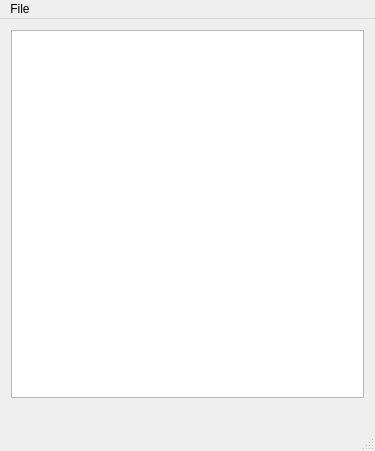
First picture: the form in mainwindow.ui, repository ohyeah521/android-remote-manager, before the edit.
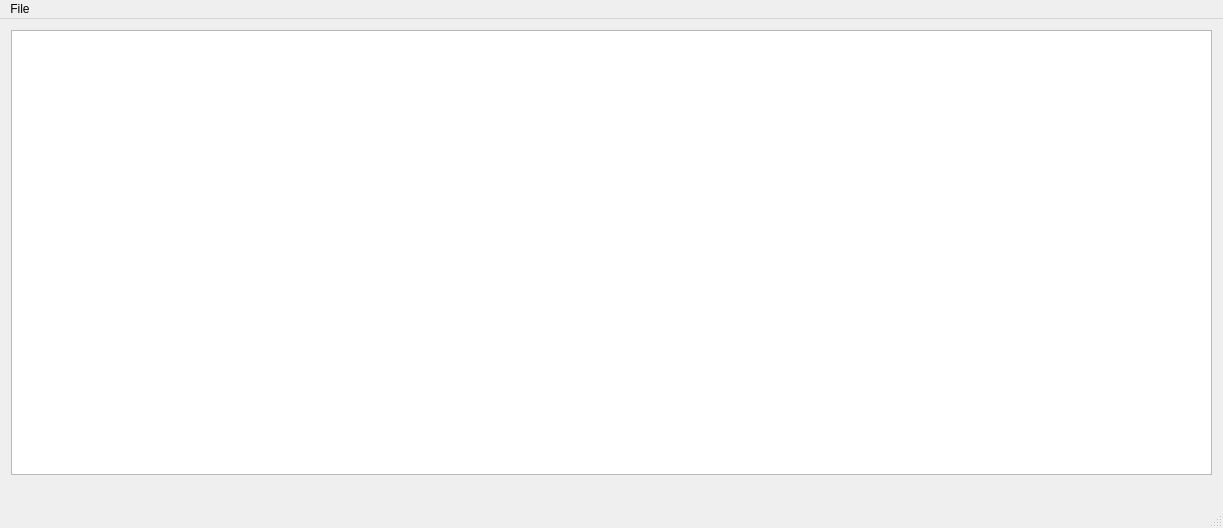
Second picture: the form after the edit.

The edit to the form file:
```diff
--- a/mainwindow.ui
+++ b/mainwindow.ui
@@ -6,8 +6,8 @@
    <rect>
     <x>0</x>
     <y>0</y>
-    <width>375</width>
-    <height>451</height>
+    <width>1223</width>
+    <height>528</height>
    </rect>
   </property>
   <property name="windowTitle">
@@ -57,7 +57,7 @@
     <rect>
      <x>0</x>
      <y>0</y>
-     <width>375</width>
+     <width>1223</width>
      <height>23</height>
     </rect>
    </property>
```
